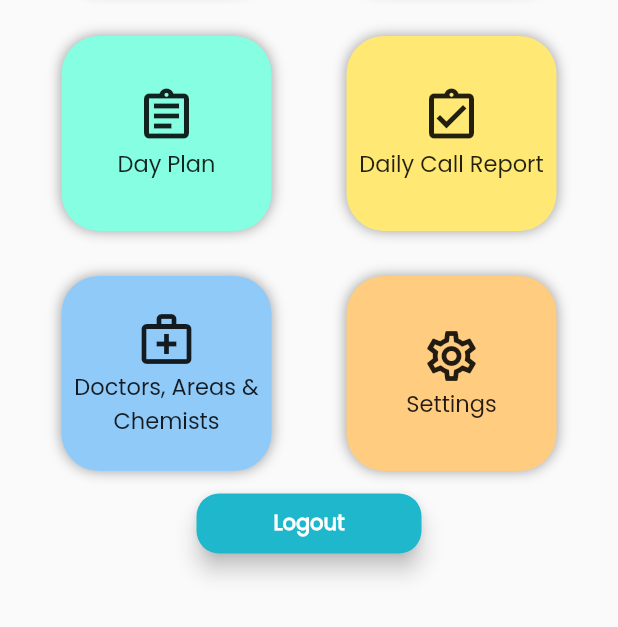
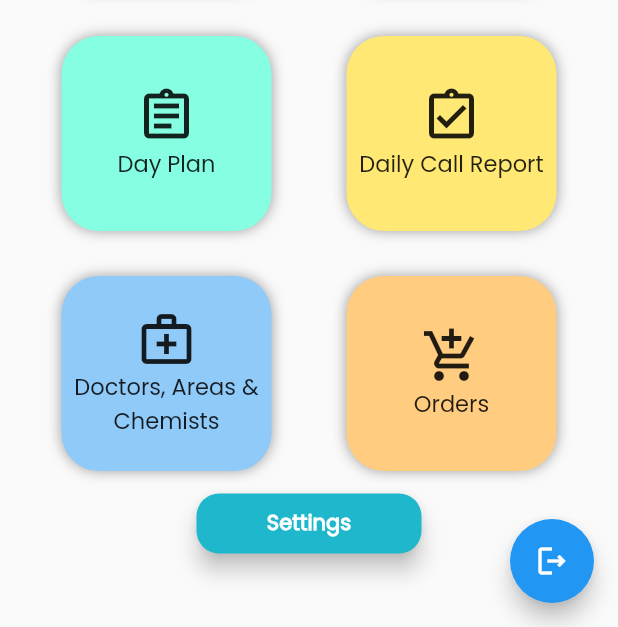
Before and after one commit to UzairZQ/MicroSync, a Flutter app: the HomePage screen opened by its route, on a phone screen of 412 x 824 dp, the part 609-1236 px from its top. Run offline on Flutter 3.47's test engine with Material 2 defaults, Android fonts, the light colour scheme and no system bars; our stand-ins replace cloud_firestore, firebase_auth, firebase_core; accounts and stored records are empty; network calls fail.

Commit message:
added files to each module

```diff
--- a/lib/components/constants.dart
+++ b/lib/components/constants.dart
@@ -1,6 +1,4 @@
 import 'package:flutter/material.dart';
-import 'package:flutter/material.dart';
-import '../screens/homepage.dart';
 
 Color kappbarColor = Color(0xff1FB7CC);
 
--- a/lib/screens/homepage.dart
+++ b/lib/userScreens/homepage.dart
@@ -5,8 +5,13 @@ import 'package:flutter/src/foundation/key.dart';
 import 'package:flutter/src/widgets/framework.dart';
 import 'package:micro_pharma/components/containerRow.dart';
 import 'package:micro_pharma/components/constants.dart';
-import 'package:micro_pharma/screens/dashboard.dart';
-import 'package:micro_pharma/screens/login_page.dart';
+import 'package:micro_pharma/userScreens/daily_call_report.dart';
+import 'package:micro_pharma/userScreens/dashboard.dart';
+import 'package:micro_pharma/userScreens/day_plan.dart';
+import 'package:micro_pharma/userScreens/login_page.dart';
+import 'package:micro_pharma/userScreens/master_screen.dart';
+import 'package:micro_pharma/userScreens/product_order.dart';
+import 'package:micro_pharma/userScreens/userSettings.dart';
 
 class HomePage extends StatelessWidget {
   static String id = 'home';
@@ -17,6 +22,13 @@ class HomePage extends StatelessWidget {
     final currentUser = FirebaseAuth.instance.currentUser;
     print(currentUser!.email);
     return Scaffold(
+      floatingActionButton: FloatingActionButton(
+        onPressed: () {
+          FirebaseAuth.instance.signOut();
+          Navigator.pushNamed(context, LoginPage.id);
+        },
+        child: Icon(Icons.logout_outlined),
+      ),
       body: SafeArea(
         child: SingleChildScrollView(
           child: Column(
@@ -138,11 +150,12 @@ class HomePage extends StatelessWidget {
                 container1Clr: Color.fromARGB(255, 133, 254, 226),
                 container1Icon: Icons.assignment_outlined,
                 container1Text: 'Day Plan',
-                container1Tap: () => null,
+                container1Tap: () => Navigator.pushNamed(context, DayPlan.id),
                 container2Clr: Color(0xffFFE974),
                 container2Icon: Icons.assignment_turned_in_outlined,
                 container2Text: 'Daily Call Report',
-                container2Tap: () => null,
+                container2Tap: () =>
+                    Navigator.pushNamed(context, DailyCallReport.id),
               ),
               SizedBox(
                 height: 30.0,
@@ -152,20 +165,20 @@ class HomePage extends StatelessWidget {
                 container1Icon: Icons.medical_services_outlined,
                 container1Text: 'Doctors, Areas & Chemists',
                 container2Clr: Colors.orange.shade200,
-                container2Icon: Icons.settings_outlined,
-                container2Text: 'Settings',
-                container1Tap: () => null,
-                container2Tap: () => null,
+                container2Icon: Icons.add_shopping_cart_outlined,
+                container2Text: 'Orders',
+                container1Tap: () => Navigator.pushNamed(context, Master.id),
+                container2Tap: () =>
+                    Navigator.pushNamed(context, ProductOrder.id),
               ),
               SizedBox(
                 height: 15.0,
               ),
               kbuttonstyle(
                   color: kappbarColor,
-                  text: 'Logout',
+                  text: 'Settings',
                   onPressed: () {
-                    FirebaseAuth.instance.signOut();
-                    Navigator.pushNamed(context, LoginPage.id);
+                    Navigator.pushNamed(context, UserSettings.id);
                   }),
             ],
           ),
```
Also changed, not shown: lib/adminScreens/adminSettings.dart (added, +13 -0 lines), lib/adminScreens/admin_page.dart (renamed from lib/screens/admin_page.dart, +10 -4 lines), lib/main.dart (+19 -7 lines), lib/userScreens/call_planner.dart (added, +14 -0 lines), lib/userScreens/daily_call_report.dart (added, +14 -0 lines), lib/userScreens/day_plan.dart (added, +14 -0 lines), lib/userScreens/login_page.dart (renamed from lib/screens/login_page.dart, +11 -4 lines), lib/userScreens/master_screen.dart (added, +14 -0 lines), lib/userScreens/product_order.dart (added, +14 -0 lines), lib/userScreens/userSettings.dart (added, +14 -0 lines), lib/userScreens/dashboard.dart (renamed from lib/screens/dashboard.dart).
